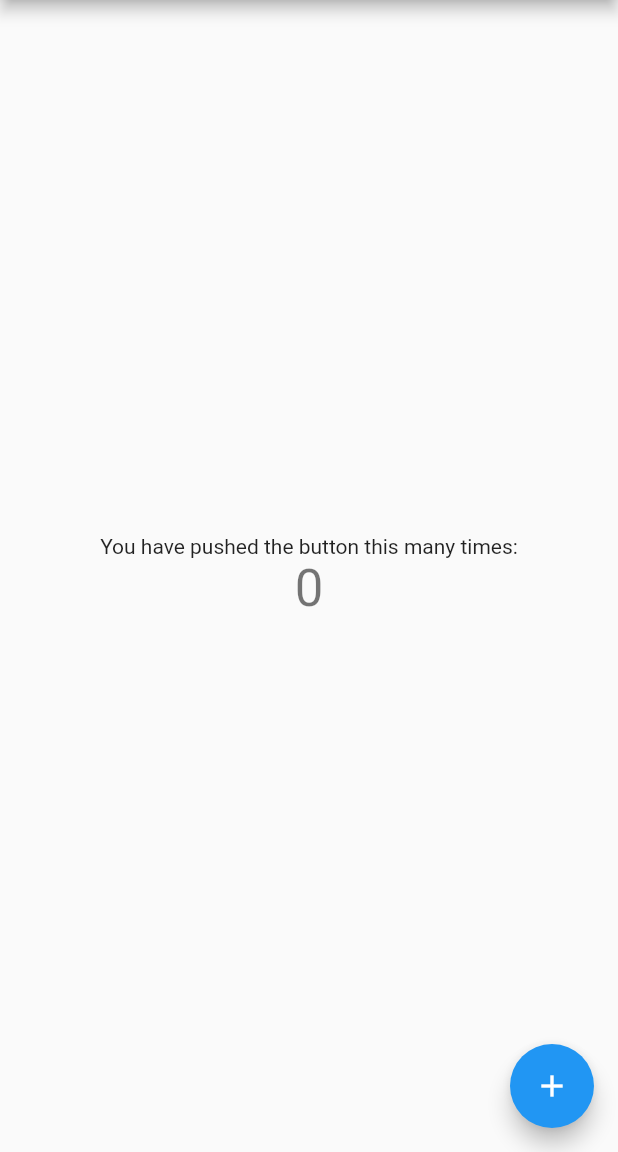
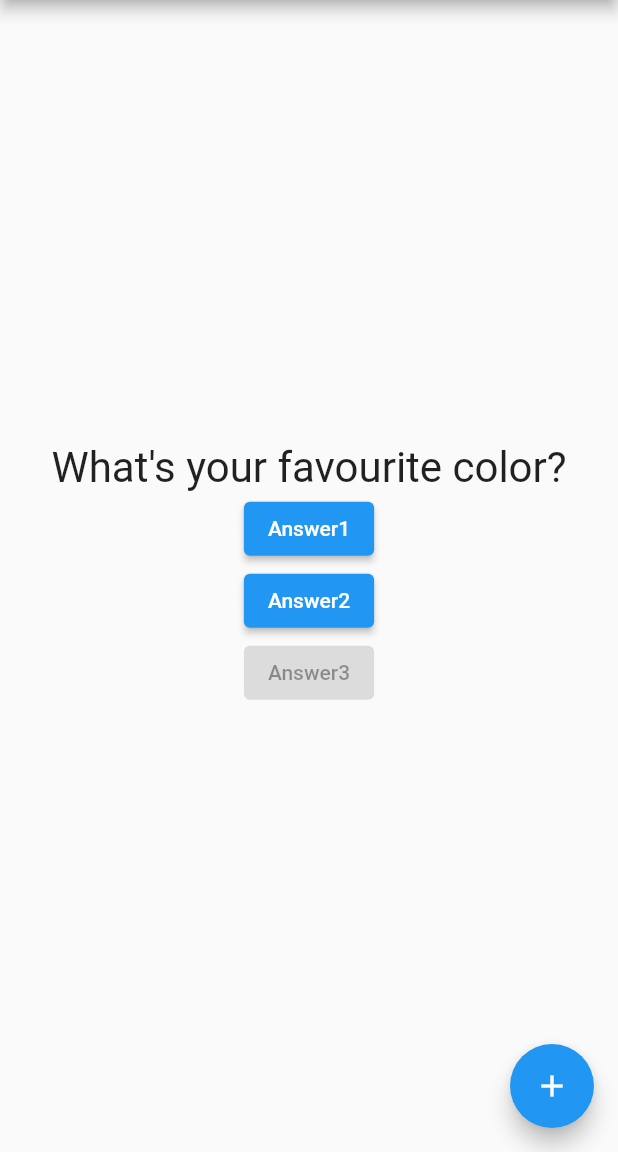
Before and after one commit to KDKBHZY/demoapp, a Flutter app: the screen it shows after launch, on a phone screen of 412 x 824 dp, the part 84-1236 px from its top. Run offline on Flutter 3.47's test engine with Material 2 defaults, Android fonts, the phone set to English and light mode, and no system bars.

Commit message:
Update question text

```diff
--- a/lib/main.dart
+++ b/lib/main.dart
@@ -1,5 +1,5 @@
 import 'package:flutter/material.dart';
-
+import 'question.dart';
 void main() {
   runApp(const MyApp());
 }
@@ -13,15 +13,7 @@ class MyApp extends StatelessWidget {
     return MaterialApp(
       title: 'Flutter Demo',
       theme: ThemeData(
-        // This is the theme of your application.
-        //
-        // Try running your application with "flutter run". You'll see the
-        // application has a blue toolbar. Then, without quitting the app, try
-        // changing the primarySwatch below to Colors.green and then invoke
-        // "hot reload" (press "r" in the console where you ran "flutter run",
-        // or simply save your changes to "hot reload" in a Flutter IDE).
-        // Notice that the counter didn't reset back to zero; the application
-        // is not restarted.
+
         primarySwatch: Colors.blue,
       ),
       home: const MyHomePage(title: 'Flutter Demo Home Page'),
@@ -32,15 +24,6 @@ class MyApp extends StatelessWidget {
 class MyHomePage extends StatefulWidget {
   const MyHomePage({Key? key, required this.title}) : super(key: key);
 
-  // This widget is the home page of your application. It is stateful, meaning
-  // that it has a State object (defined below) that contains fields that affect
-  // how it looks.
-
-  // This class is the configuration for the state. It holds the values (in this
-  // case the title) provided by the parent (in this case the App widget) and
-  // used by the build method of the State. Fields in a Widget subclass are
-  // always marked "final".
-
   final String title;
 
   @override
@@ -49,59 +32,45 @@ class MyHomePage extends StatefulWidget {
 
 class _MyHomePageState extends State<MyHomePage> {
   int _counter = 0;
-
+var quindex = 0;
   void _incrementCounter() {
     setState(() {
-      // This call to setState tells the Flutter framework that something has
-      // changed in this State, which causes it to rerun the build method below
-      // so that the display can reflect the updated values. If we changed
-      // _counter without calling setState(), then the build method would not be
-      // called again, and so nothing would appear to happen.
+
       _counter++;
     });
   }
 
+  void answerQuestion(){
+    setState(() {
+      quindex+=1;
+      print('Yes');
+    });
+
+  }
   @override
   Widget build(BuildContext context) {
-    // This method is rerun every time setState is called, for instance as done
-    // by the _incrementCounter method above.
-    //
-    // The Flutter framework has been optimized to make rerunning build methods
-    // fast, so that you can just rebuild anything that needs updating rather
-    // than having to individually change instances of widgets.
+   var questions = ['What\'s your favourite color?', 'What\'s your favourite animal?'];
     return Scaffold(
       appBar: AppBar(
-        // Here we take the value from the MyHomePage object that was created by
-        // the App.build method, and use it to set our appbar title.
+
         title: Text(widget.title),
       ),
       body: Center(
-        // Center is a layout widget. It takes a single child and positions it
-        // in the middle of the parent.
         child: Column(
-          // Column is also a layout widget. It takes a list of children and
-          // arranges them vertically. By default, it sizes itself to fit its
-          // children horizontally, and tries to be as tall as its parent.
-          //
-          // Invoke "debug painting" (press "p" in the console, choose the
-          // "Toggle Debug Paint" action from the Flutter Inspector in Android
-          // Studio, or the "Toggle Debug Paint" command in Visual Studio Code)
-          // to see the wireframe for each widget.
-          //
-          // Column has various properties to control how it sizes itself and
-          // how it positions its children. Here we use mainAxisAlignment to
-          // center the children vertically; the main axis here is the vertical
-          // axis because Columns are vertical (the cross axis would be
-          // horizontal).
           mainAxisAlignment: MainAxisAlignment.center,
-          children: <Widget>[
-            const Text(
-              'You have pushed the button this many times:',
+          children:   <Widget>[
+            Question(
+              questions[quindex],
             ),
-            Text(
-              '$_counter',
-              style: Theme.of(context).textTheme.headline4,
-            ),
+            ElevatedButton(onPressed:answerQuestion,
+            child: const Text('Answer1')),
+            ElevatedButton(onPressed:(){
+              print(':'+quindex.toString());
+              print('clicked');
+            },
+                child: const Text('Answer2')),
+            ElevatedButton(onPressed:null,
+                child: Text('Answer3')),
           ],
         ),
       ),
--- /dev/null
+++ b/lib/question.dart
@@ -0,0 +1,15 @@
+import 'package:flutter/material.dart';
+
+class Question extends StatelessWidget {
+  String questioncontext;
+  Question(this.questioncontext);
+  @override
+  Widget build(BuildContext context) {
+    // TODO: implement build
+    return Text(
+      questioncontext,
+      style: TextStyle(fontSize: 28),
+      textAlign: TextAlign.center,
+    );
+  }
+}
```
